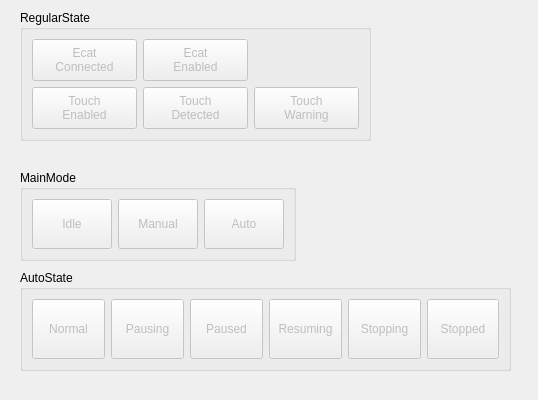
Qt form App/InfoPanel/InfoPanel.ui (windsgo/edm_project) before a commit.
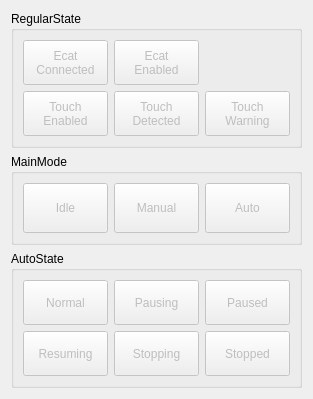
The same form after that commit.

Commit message: perf: optimize curr ui (simple perf)

What changed in the file:
```diff
--- a/App/InfoPanel/InfoPanel.ui
+++ b/App/InfoPanel/InfoPanel.ui
@@ -6,22 +6,218 @@
    <rect>
     <x>0</x>
     <y>0</y>
-    <width>538</width>
-    <height>400</height>
+    <width>309</width>
+    <height>399</height>
    </rect>
   </property>
   <property name="windowTitle">
    <string>Form</string>
   </property>
+  <layout class="QVBoxLayout" name="verticalLayout">
+   <item>
+    <widget class="QGroupBox" name="groupBox_regularstate">
+     <property name="sizePolicy">
+      <sizepolicy hsizetype="Preferred" vsizetype="Preferred">
+       <horstretch>0</horstretch>
+       <verstretch>0</verstretch>
+      </sizepolicy>
+     </property>
+     <property name="minimumSize">
+      <size>
+       <width>0</width>
+       <height>0</height>
+      </size>
+     </property>
+     <property name="maximumSize">
+      <size>
+       <width>16777215</width>
+       <height>16777215</height>
+      </size>
+     </property>
+     <property name="title">
+      <string>RegularState</string>
+     </property>
+     <layout class="QGridLayout" name="gridLayout">
+      <item row="0" column="0">
+       <widget class="QPushButton" name="pb_display_ecat_connected">
+        <property name="enabled">
+         <bool>false</bool>
+        </property>
+        <property name="sizePolicy">
+         <sizepolicy hsizetype="Preferred" vsizetype="Preferred">
+          <horstretch>0</horstretch>
+          <verstretch>0</verstretch>
+         </sizepolicy>
+        </property>
+        <property name="minimumSize">
+         <size>
+          <width>85</width>
+          <height>45</height>
+         </size>
+        </property>
+        <property name="maximumSize">
+         <size>
+          <width>16777215</width>
+          <height>60</height>
+         </size>
+        </property>
+        <property name="text">
+         <string>Ecat
+Connected</string>
+        </property>
+        <property name="checkable">
+         <bool>true</bool>
+        </property>
+        <property name="autoExclusive">
+         <bool>false</bool>
+        </property>
+       </widget>
+      </item>
+      <item row="1" column="0">
+       <widget class="QPushButton" name="pb_display_touch_enabled">
+        <property name="enabled">
+         <bool>false</bool>
+        </property>
+        <property name="sizePolicy">
+         <sizepolicy hsizetype="Preferred" vsizetype="Preferred">
+          <horstretch>0</horstretch>
+          <verstretch>0</verstretch>
+         </sizepolicy>
+        </property>
+        <property name="minimumSize">
+         <size>
+          <width>85</width>
+          <height>45</height>
+         </size>
+        </property>
+        <property name="maximumSize">
+         <size>
+          <width>16777215</width>
+          <height>60</height>
+         </size>
+        </property>
+        <property name="text">
+         <string>Touch
+Enabled</string>
+        </property>
+        <property name="checkable">
+         <bool>true</bool>
+        </property>
+        <property name="autoExclusive">
+         <bool>false</bool>
+        </property>
+       </widget>
+      </item>
+      <item row="1" column="2">
+       <widget class="QPushButton" name="pb_display_touch_detected">
+        <property name="enabled">
+         <bool>false</bool>
+        </property>
+        <property name="sizePolicy">
+         <sizepolicy hsizetype="Preferred" vsizetype="Preferred">
+          <horstretch>0</horstretch>
+          <verstretch>0</verstretch>
+         </sizepolicy>
+        </property>
+        <property name="minimumSize">
+         <size>
+          <width>85</width>
+          <height>45</height>
+         </size>
+        </property>
+        <property name="maximumSize">
+         <size>
+          <width>16777215</width>
+          <height>60</height>
+         </size>
+        </property>
+        <property name="text">
+         <string>Touch
+Detected</string>
+        </property>
+        <property name="checkable">
+         <bool>true</bool>
+        </property>
+        <property name="autoExclusive">
+         <bool>false</bool>
+        </property>
+       </widget>
+      </item>
+      <item row="1" column="3">
+       <widget class="QPushButton" name="pb_display_touch_warning">
+        <property name="enabled">
+         <bool>false</bool>
+        </property>
+        <property name="sizePolicy">
+         <sizepolicy hsizetype="Preferred" vsizetype="Preferred">
+          <horstretch>0</horstretch>
+          <verstretch>0</verstretch>
+         </sizepolicy>
+        </property>
+        <property name="minimumSize">
+         <size>
+          <width>85</width>
+          <height>45</height>
+         </size>
+        </property>
+        <property name="maximumSize">
+         <size>
+          <width>16777215</width>
+          <height>60</height>
+         </size>
+        </property>
+        <property name="text">
+         <string>Touch
+Warning</string>
+        </property>
+        <property name="checkable">
+         <bool>true</bool>
+        </property>
+        <property name="autoExclusive">
+         <bool>false</bool>
+        </property>
+       </widget>
+      </item>
+      <item row="0" column="2">
+       <widget class="QPushButton" name="pb_display_ecat_enabled">
+        <property name="enabled">
+         <bool>false</bool>
+        </property>
+        <property name="sizePolicy">
+         <sizepolicy hsizetype="Preferred" vsizetype="Preferred">
+          <horstretch>0</horstretch>
+          <verstretch>0</verstretch>
+         </sizepolicy>
+        </property>
+        <property name="minimumSize">
+         <size>
+          <width>85</width>
+          <height>45</height>
+         </size>
+        </property>
+        <property name="maximumSize">
+         <size>
+          <width>16777215</width>
+          <height>60</height>
+         </size>
+        </property>
+        <property name="text">
+         <string>Ecat
+Enabled</string>
+        </property>
+        <property name="checkable">
+         <bool>true</bool>
+        </property>
+        <property name="autoExclusive">
+         <bool>false</bool>
+        </property>
+       </widget>
+      </item>
+     </layout>
+    </widget>
+   </item>
+   <item>
   <widget class="QGroupBox" name="groupBox_mainmode">
-   <property name="geometry">
-    <rect>
-     <x>20</x>
-     <y>170</y>
-     <width>276</width>
-     <height>91</height>
-    </rect>
-   </property>
    <property name="title">
     <string>MainMode</string>
    </property>
@@ -37,6 +233,18 @@
         <verstretch>0</verstretch>
        </sizepolicy>
       </property>
+        <property name="minimumSize">
+         <size>
+          <width>85</width>
+          <height>45</height>
+         </size>
+        </property>
+        <property name="maximumSize">
+         <size>
+          <width>16777215</width>
+          <height>60</height>
+         </size>
+        </property>
       <property name="text">
        <string>Idle</string>
       </property>
@@ -59,6 +267,18 @@
         <verstretch>0</verstretch>
        </sizepolicy>
       </property>
+        <property name="minimumSize">
+         <size>
+          <width>85</width>
+          <height>45</height>
+         </size>
+        </property>
+        <property name="maximumSize">
+         <size>
+          <width>16777215</width>
+          <height>60</height>
+         </size>
+        </property>
       <property name="text">
        <string>Manual</string>
       </property>
@@ -81,6 +301,18 @@
         <verstretch>0</verstretch>
        </sizepolicy>
       </property>
+        <property name="minimumSize">
+         <size>
+          <width>85</width>
+          <height>45</height>
+         </size>
+        </property>
+        <property name="maximumSize">
+         <size>
+          <width>16777215</width>
+          <height>60</height>
+         </size>
+        </property>
       <property name="text">
        <string>Auto</string>
       </property>
@@ -94,20 +326,14 @@
     </item>
    </layout>
   </widget>
+   </item>
+   <item>
   <widget class="QGroupBox" name="groupBox_autostate">
-   <property name="geometry">
-    <rect>
-     <x>20</x>
-     <y>270</y>
-     <width>491</width>
-     <height>101</height>
-    </rect>
-   </property>
    <property name="title">
     <string>AutoState</string>
    </property>
-   <layout class="QHBoxLayout" name="horizontalLayout_2">
-    <item>
+     <layout class="QGridLayout" name="gridLayout_2">
+      <item row="0" column="0">
      <widget class="QPushButton" name="pb_display_autostate_running">
       <property name="enabled">
        <bool>false</bool>
@@ -118,6 +344,18 @@
         <verstretch>0</verstretch>
        </sizepolicy>
       </property>
+        <property name="minimumSize">
+         <size>
+          <width>85</width>
+          <height>45</height>
+         </size>
+        </property>
+        <property name="maximumSize">
+         <size>
+          <width>16777215</width>
+          <height>60</height>
+         </size>
+        </property>
       <property name="text">
        <string>Normal</string>
       </property>
@@ -129,29 +367,7 @@
       </property>
      </widget>
     </item>
-    <item>
-     <widget class="QPushButton" name="pb_display_autostate_pausing">
-      <property name="enabled">
-       <bool>false</bool>
-      </property>
-      <property name="sizePolicy">
-       <sizepolicy hsizetype="Preferred" vsizetype="Preferred">
-        <horstretch>0</horstretch>
-        <verstretch>0</verstretch>
-       </sizepolicy>
-      </property>
-      <property name="text">
-       <string>Pausing</string>
-      </property>
-      <property name="checkable">
-       <bool>true</bool>
-      </property>
-      <property name="autoExclusive">
-       <bool>true</bool>
-      </property>
-     </widget>
-    </item>
-    <item>
+      <item row="0" column="2">
      <widget class="QPushButton" name="pb_display_autostate_paused">
       <property name="enabled">
        <bool>false</bool>
@@ -162,6 +378,18 @@
         <verstretch>0</verstretch>
        </sizepolicy>
       </property>
+        <property name="minimumSize">
+         <size>
+          <width>85</width>
+          <height>45</height>
+         </size>
+        </property>
+        <property name="maximumSize">
+         <size>
+          <width>16777215</width>
+          <height>60</height>
+         </size>
+        </property>
       <property name="text">
        <string>Paused</string>
       </property>
@@ -173,7 +401,41 @@
       </property>
      </widget>
     </item>
-    <item>
+      <item row="0" column="1">
+       <widget class="QPushButton" name="pb_display_autostate_pausing">
+        <property name="enabled">
+         <bool>false</bool>
+        </property>
+        <property name="sizePolicy">
+         <sizepolicy hsizetype="Preferred" vsizetype="Preferred">
+          <horstretch>0</horstretch>
+          <verstretch>0</verstretch>
+         </sizepolicy>
+        </property>
+        <property name="minimumSize">
+         <size>
+          <width>85</width>
+          <height>45</height>
+         </size>
+        </property>
+        <property name="maximumSize">
+         <size>
+          <width>16777215</width>
+          <height>60</height>
+         </size>
+        </property>
+        <property name="text">
+         <string>Pausing</string>
+        </property>
+        <property name="checkable">
+         <bool>true</bool>
+        </property>
+        <property name="autoExclusive">
+         <bool>true</bool>
+        </property>
+       </widget>
+      </item>
+      <item row="1" column="0">
      <widget class="QPushButton" name="pb_display_autostate_resuming">
       <property name="enabled">
        <bool>false</bool>
@@ -184,6 +446,18 @@
         <verstretch>0</verstretch>
        </sizepolicy>
       </property>
+        <property name="minimumSize">
+         <size>
+          <width>85</width>
+          <height>45</height>
+         </size>
+        </property>
+        <property name="maximumSize">
+         <size>
+          <width>16777215</width>
+          <height>60</height>
+         </size>
+        </property>
       <property name="text">
        <string>Resuming</string>
       </property>
@@ -195,7 +469,7 @@
       </property>
      </widget>
     </item>
-    <item>
+      <item row="1" column="1">
      <widget class="QPushButton" name="pb_display_autostate_stopping">
       <property name="enabled">
        <bool>false</bool>
@@ -206,6 +480,18 @@
         <verstretch>0</verstretch>
        </sizepolicy>
       </property>
+        <property name="minimumSize">
+         <size>
+          <width>85</width>
+          <height>45</height>
+         </size>
+        </property>
+        <property name="maximumSize">
+         <size>
+          <width>16777215</width>
+          <height>60</height>
+         </size>
+        </property>
       <property name="text">
        <string>Stopping</string>
       </property>
@@ -217,7 +503,7 @@
       </property>
      </widget>
     </item>
-    <item>
+      <item row="1" column="2">
      <widget class="QPushButton" name="pb_display_autostate_stopped">
       <property name="enabled">
        <bool>false</bool>
@@ -228,6 +514,18 @@
         <verstretch>0</verstretch>
        </sizepolicy>
       </property>
+        <property name="minimumSize">
+         <size>
+          <width>85</width>
+          <height>45</height>
+         </size>
+        </property>
+        <property name="maximumSize">
+         <size>
+          <width>16777215</width>
+          <height>60</height>
+         </size>
+        </property>
       <property name="text">
        <string>Stopped</string>
       </property>
@@ -241,136 +539,8 @@
     </item>
    </layout>
   </widget>
-  <widget class="QGroupBox" name="groupBox_regularstate">
-   <property name="geometry">
-    <rect>
-     <x>20</x>
-     <y>10</y>
-     <width>351</width>
-     <height>131</height>
-    </rect>
-   </property>
-   <property name="title">
-    <string>RegularState</string>
-   </property>
-   <layout class="QGridLayout" name="gridLayout">
-    <item row="0" column="0">
-     <widget class="QPushButton" name="pb_display_ecat_connected">
-      <property name="enabled">
-       <bool>false</bool>
-      </property>
-      <property name="sizePolicy">
-       <sizepolicy hsizetype="Preferred" vsizetype="Preferred">
-        <horstretch>0</horstretch>
-        <verstretch>0</verstretch>
-       </sizepolicy>
-      </property>
-      <property name="text">
-       <string>Ecat
-Connected</string>
-      </property>
-      <property name="checkable">
-       <bool>true</bool>
-      </property>
-      <property name="autoExclusive">
-       <bool>false</bool>
-      </property>
-     </widget>
-    </item>
-    <item row="1" column="1">
-     <widget class="QPushButton" name="pb_display_touch_detected">
-      <property name="enabled">
-       <bool>false</bool>
-      </property>
-      <property name="sizePolicy">
-       <sizepolicy hsizetype="Preferred" vsizetype="Preferred">
-        <horstretch>0</horstretch>
-        <verstretch>0</verstretch>
-       </sizepolicy>
-      </property>
-      <property name="text">
-       <string>Touch
-Detected</string>
-      </property>
-      <property name="checkable">
-       <bool>true</bool>
-      </property>
-      <property name="autoExclusive">
-       <bool>false</bool>
-      </property>
-     </widget>
-    </item>
-    <item row="0" column="1">
-     <widget class="QPushButton" name="pb_display_ecat_enabled">
-      <property name="enabled">
-       <bool>false</bool>
-      </property>
-      <property name="sizePolicy">
-       <sizepolicy hsizetype="Preferred" vsizetype="Preferred">
-        <horstretch>0</horstretch>
-        <verstretch>0</verstretch>
-       </sizepolicy>
-      </property>
-      <property name="text">
-       <string>Ecat
-Enabled</string>
-      </property>
-      <property name="checkable">
-       <bool>true</bool>
-      </property>
-      <property name="autoExclusive">
-       <bool>false</bool>
-      </property>
-     </widget>
-    </item>
-    <item row="1" column="0">
-     <widget class="QPushButton" name="pb_display_touch_enabled">
-      <property name="enabled">
-       <bool>false</bool>
-      </property>
-      <property name="sizePolicy">
-       <sizepolicy hsizetype="Preferred" vsizetype="Preferred">
-        <horstretch>0</horstretch>
-        <verstretch>0</verstretch>
-       </sizepolicy>
-      </property>
-      <property name="text">
-       <string>Touch
-Enabled</string>
-      </property>
-      <property name="checkable">
-       <bool>true</bool>
-      </property>
-      <property name="autoExclusive">
-       <bool>false</bool>
-      </property>
-     </widget>
-    </item>
-    <item row="1" column="2">
-     <widget class="QPushButton" name="pb_display_touch_warning">
-      <property name="enabled">
-       <bool>false</bool>
-      </property>
-      <property name="sizePolicy">
-       <sizepolicy hsizetype="Preferred" vsizetype="Preferred">
-        <horstretch>0</horstretch>
-        <verstretch>0</verstretch>
-       </sizepolicy>
-      </property>
-      <property name="text">
-       <string>Touch
-Warning</string>
-      </property>
-      <property name="checkable">
-       <bool>true</bool>
-      </property>
-      <property name="autoExclusive">
-       <bool>false</bool>
-      </property>
-     </widget>
-    </item>
-   </layout>
-  </widget>
+   </item>
+  </layout>
  </widget>
  <resources/>
  <connections/>
```
Lines whose indentation alone changed are shown as unchanged. The commit also changes 2 other files.
